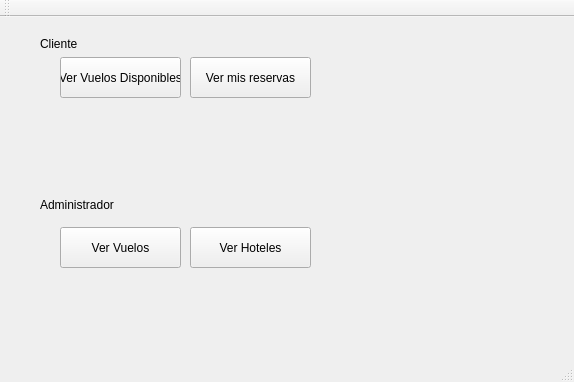
Old version of the form mainwindow.ui in the repository diegomtzm/VivaAvion.
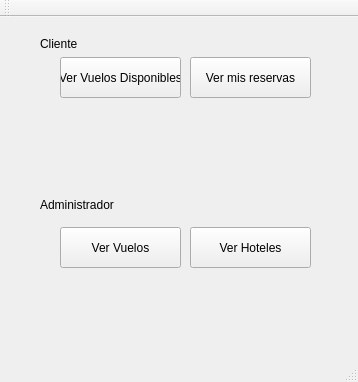
New version of the form.

```diff
--- a/mainwindow.ui
+++ b/mainwindow.ui
@@ -6,7 +6,7 @@
    <rect>
     <x>0</x>
     <y>0</y>
-    <width>574</width>
+    <width>358</width>
     <height>382</height>
    </rect>
   </property>
```
Left out of the diff: 4 changed lines with no effect on the pictures.
